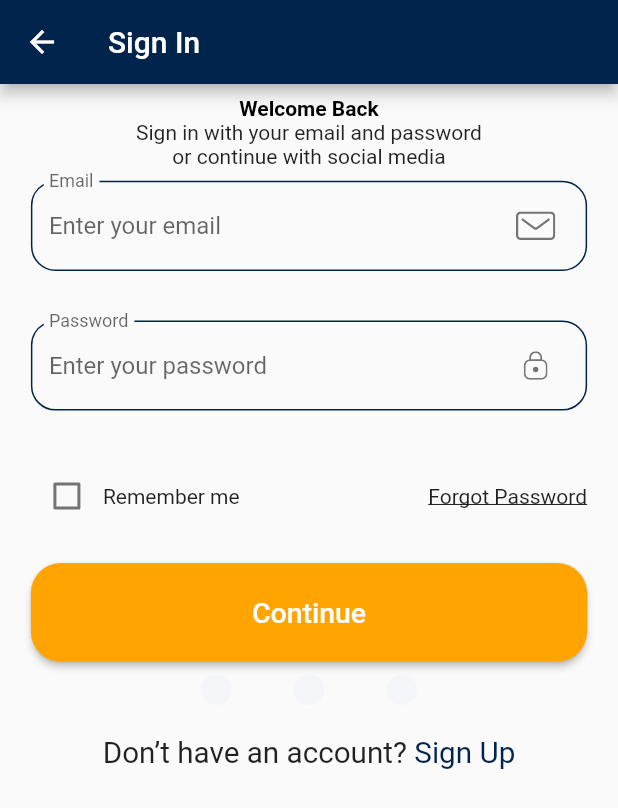
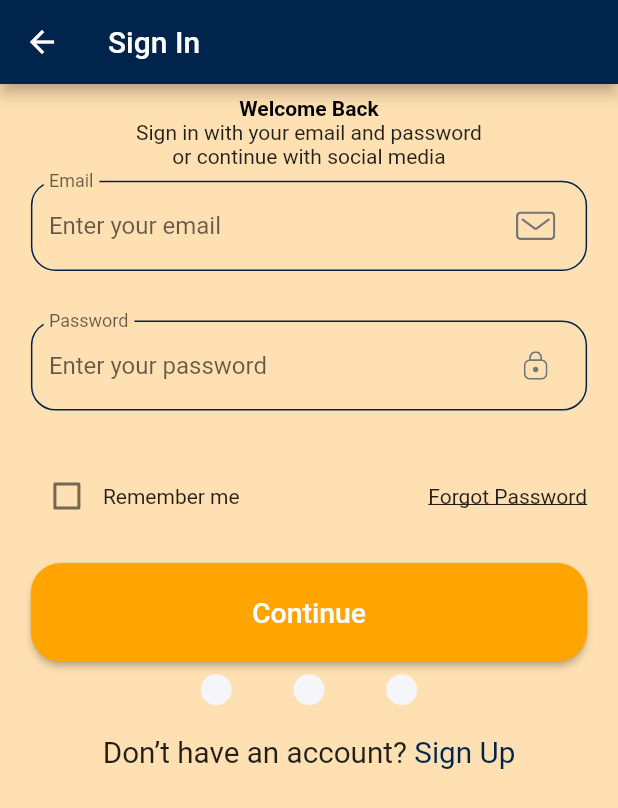
Before and after one commit to rupendra-p/flutter_ecommerce, a Flutter app: the screen it shows after launch, after a tap on "Continue", on a phone screen of 412 x 824 dp. Shown: the top 808 px of the screen. Run offline on Flutter 3.47's test engine with Material 2 defaults, Android fonts, the phone set to English and light mode, and no system bars; our stand-ins replace flutter_dotenv, flutter_svg.

Commit message:
added canvas color

```diff
--- a/lib/constant/color_properties.dart
+++ b/lib/constant/color_properties.dart
@@ -3,6 +3,7 @@ import 'package:flutter/material.dart';
 const Color primaryColor = Color(0xff00244C);
 const Color primaryAccent = Color(0xff00244C);
 const Color secondaryColor = Color(0xffffa400);
+Color canvasColor = Colors.orange.shade100;
 
 const Color colorWhite = Color(0xffFFFFFF);
 
--- a/lib/constant/constants.dart
+++ b/lib/constant/constants.dart
@@ -1,4 +1,3 @@
-
 const defaultDuration = Duration(milliseconds: 250);
 
 // Form Error
--- a/lib/screens/splash/components/body.dart
+++ b/lib/screens/splash/components/body.dart
@@ -89,13 +89,13 @@ class _BodyState extends State<Body> {
   AnimatedContainer buildDot({int? index}) {
     return AnimatedContainer(
       duration: Duration(
-        seconds: 5,
+        milliseconds: 400,
       ),
       margin: EdgeInsets.only(right: 5),
       height: 6,
       width: currentPage == index ? 20 : 6,
       decoration: BoxDecoration(
-        color: currentPage == index ? primaryColor : Color(0xFFD8D8D8),
+        color: currentPage == index ? secondaryColor : colorDarkGrey,
         borderRadius: BorderRadius.circular(3),
       ),
     );
--- a/lib/theme/theme_data.dart
+++ b/lib/theme/theme_data.dart
@@ -5,6 +5,13 @@ import 'package:flutter/material.dart';
 ThemeData lightTheme(BuildContext context) {
   return ThemeData(
     primaryColor: primaryColor,
+    // scaffoldBackgroundColor: secondaryColor.withOpacity(
+    //   0.5,
+    // ),
+    canvasColor: canvasColor,
+    // secondaryColor.withOpacity(
+    //   0.5,
+    // ),
     appBarTheme: const AppBarTheme(color: primaryColor),
     elevatedButtonTheme: ElevatedButtonThemeData(
       style: ElevatedButton.styleFrom(
@@ -13,7 +20,7 @@ ThemeData lightTheme(BuildContext context) {
       ),
     ),
     bottomNavigationBarTheme: const BottomNavigationBarThemeData(
-      selectedItemColor:  primaryColor,
+      selectedItemColor: primaryColor,
       backgroundColor: colorWhite,
       unselectedItemColor: colorLightGrey,
       showSelectedLabels: true,
```
